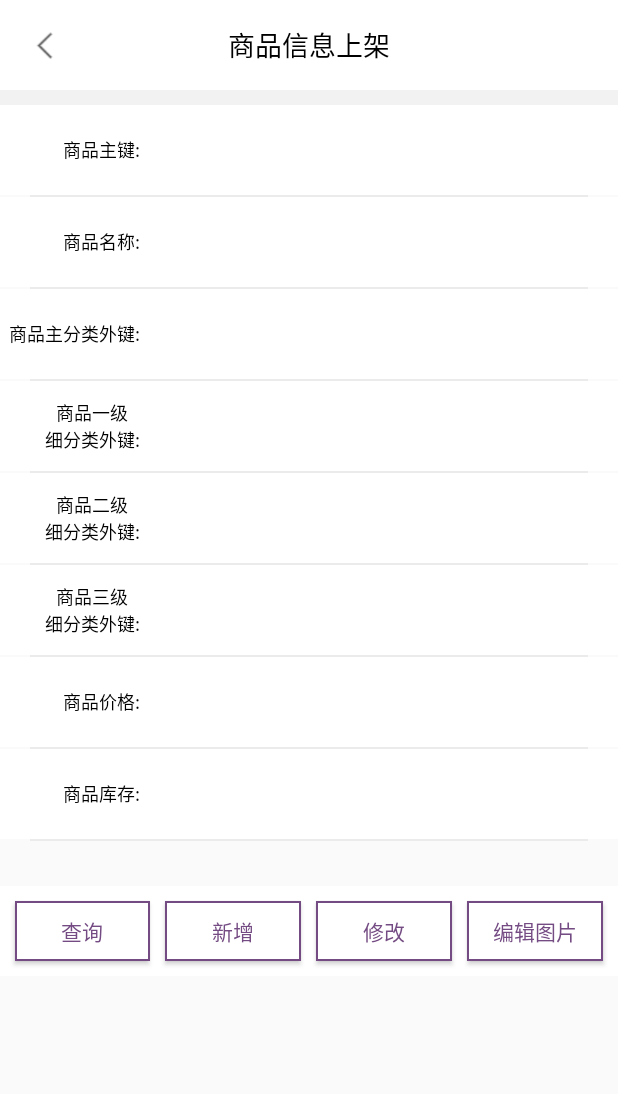
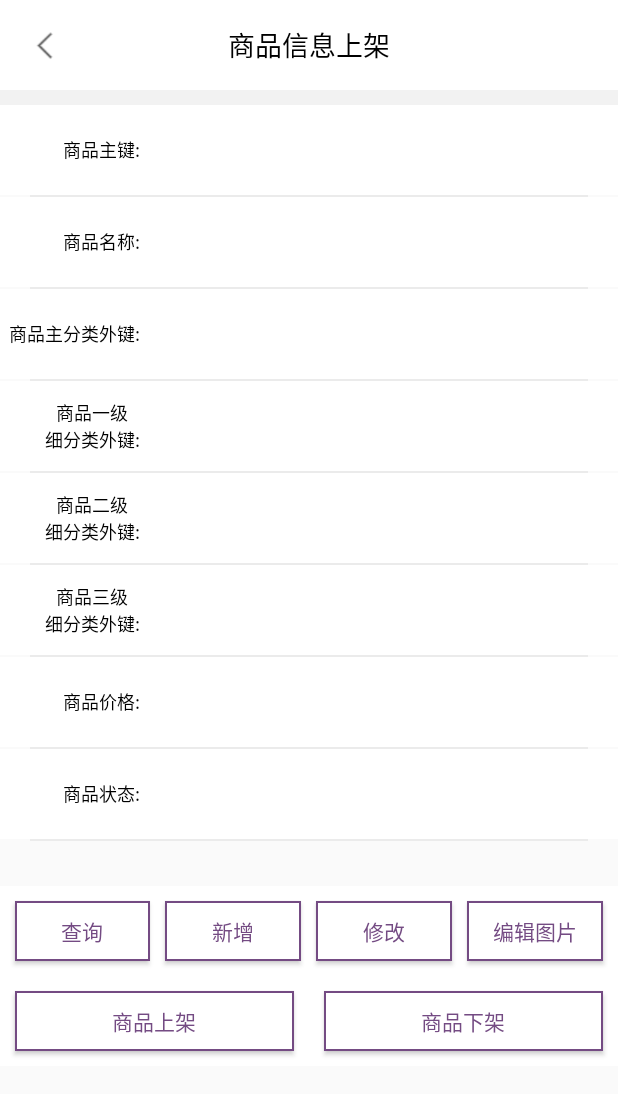
Before and after one commit to Youpin-APP/Youpin, an Android app: the SaleActivity screen opened directly, with no data from a screen before it, on a phone screen of 412 x 824 dp. Shown: the top 1094 px of the screen. Run offline under Robolectric (Android 15) with nearby library versions, the phone set to English and light mode, and no system bars.

Commit message:
完成上货的修改新增

```diff
--- a/app/src/main/java/com/neu/youpin/store/ShopDetailActivity.kt
+++ b/app/src/main/java/com/neu/youpin/store/ShopDetailActivity.kt
@@ -234,7 +234,7 @@ data class ShopContent(val name:String, val price: Float)
 data class TList(var name:String, var id:Int)
 
 data class ShopDetailMap(val success:Boolean, val content:ShopContent, val type1:TList, val type2:TList, val type3:TList,
-                         val pic_detail: List<PicDetail>, val pic_banner: List<PicDetail>, val sid:Int, val sname: String)
+                         val pic_detail: List<PicDetail>, val pic_banner: List<PicDetail>, val sid:Int, val sname: String, val enable: Int)
 
 data class CartMap(val success: Boolean, val caid: Int)
 
--- a/app/src/main/res/layout/activity_sale.xml
+++ b/app/src/main/res/layout/activity_sale.xml
@@ -378,21 +378,21 @@
                 android:layout_alignParentEnd="true"
                 android:layout_marginEnd="10dp"
                 android:gravity="center"
-                android:text="商品库存:"
+                android:text="商品状态:"
                 android:textColor="@color/black"
                 android:textSize="12sp" />
         </RelativeLayout>
 
 
-        <EditText
+        <TextView
             android:paddingStart="10dp"
-            android:id="@+id/SaleGoodCount"
+            android:id="@+id/SaleGoodStatus"
             android:layout_width="match_parent"
             android:layout_height="match_parent"
             android:layout_weight="1"
-            android:inputType="number"
             android:singleLine="true"
             android:textColor="@color/black"
+            android:gravity="center"
             android:textSize="12sp"
             tools:ignore="RtlSymmetry"
             android:background="@drawable/custom_edittext_transparent_background" />
@@ -470,4 +470,34 @@
         android:text="删除"
         android:textColor="@color/purple_font"
         android:visibility="gone"/>
+    <LinearLayout
+        android:layout_marginTop="0dp"
+        android:layout_width="match_parent"
+        android:layout_height="60dp"
+        android:background="@color/white"
+        android:orientation="horizontal">
+        <Button
+            android:id="@+id/SaleButtonUp"
+            android:layout_marginStart="10dp"
+            android:layout_marginEnd="10dp"
+            android:layout_width="80dp"
+            android:layout_height="40dp"
+            android:layout_weight="1"
+            android:layout_gravity="center"
+            android:background="@drawable/custom_button_loca_background"
+            android:text="商品上架"
+            android:textColor="@color/purple_font"/>
+        <Button
+            android:id="@+id/SaleButtonDown"
+            android:layout_marginStart="10dp"
+            android:layout_marginEnd="10dp"
+            android:layout_width="80dp"
+            android:layout_height="40dp"
+            android:layout_weight="1"
+            android:layout_gravity="center"
+            android:background="@drawable/custom_button_loca_background"
+            android:text="商品下架"
+            android:textColor="@color/purple_font"/>
+    </LinearLayout>
+
 </LinearLayout>
```
Also changed, not shown: app/src/main/java/com/neu/youpin/sale/SaleActivity.kt (+63 -0 lines).
